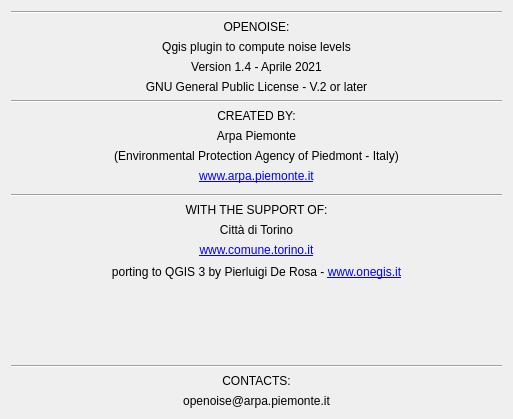
Before: the Qt Designer form tools/ui_Credits.ui in pierluigiderosa/openoise, drawn with Qt 5.
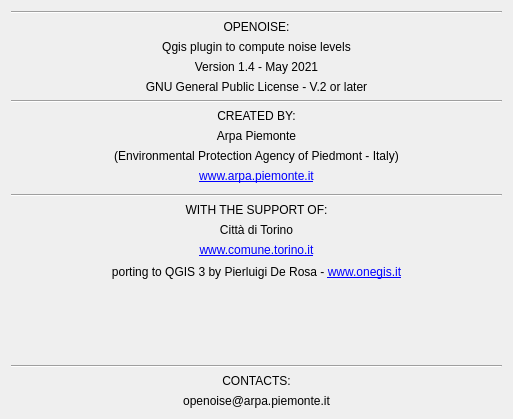
After: the same form once the commit is applied.

Diff of the .ui file:
```diff
--- a/tools/ui_Credits.ui
+++ b/tools/ui_Credits.ui
@@ -95,7 +95,7 @@
       </size>
      </property>
      <property name="text">
-      <string>Version 1.4 - Aprile 2021</string>
+      <string>Version 1.4 - May 2021</string>
      </property>
      <property name="alignment">
       <set>Qt::AlignCenter</set>
```
